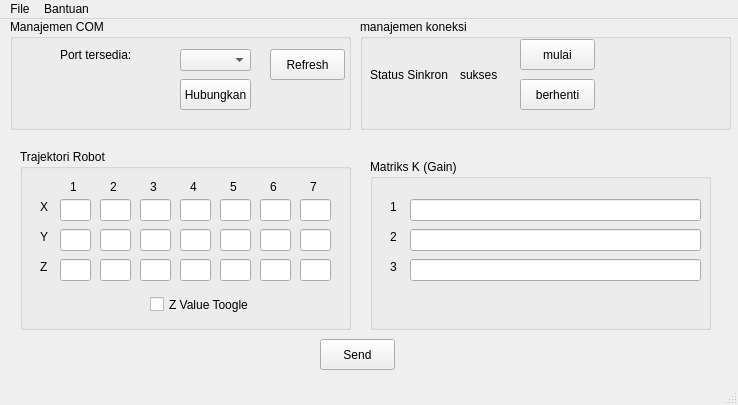
Before: the Qt Designer form main-window-revised.ui in maplezs/EWS_3_4a, drawn with Qt 5.
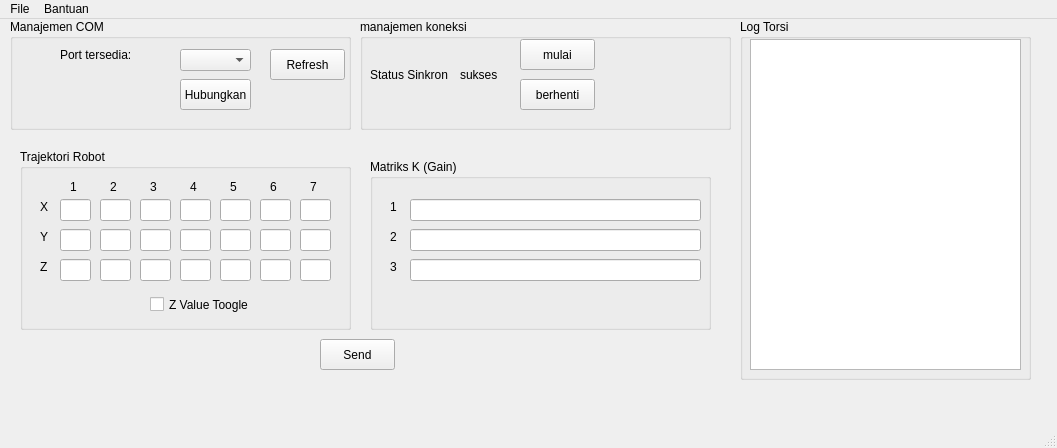
After: the same form once the commit is applied.

What changed in the file:
```diff
--- a/main-window-revised.ui
+++ b/main-window-revised.ui
@@ -6,8 +6,8 @@
    <rect>
     <x>0</x>
     <y>0</y>
-    <width>738</width>
-    <height>405</height>
+    <width>1057</width>
+    <height>448</height>
    </rect>
   </property>
   <property name="windowTitle">
@@ -612,13 +612,36 @@
      </property>
     </widget>
    </widget>
+   <widget class="QGroupBox" name="groupBox_7">
+    <property name="geometry">
+     <rect>
+      <x>740</x>
+      <y>0</y>
+      <width>291</width>
+      <height>361</height>
+     </rect>
+    </property>
+    <property name="title">
+     <string>Log Torsi</string>
+    </property>
+    <widget class="QPlainTextEdit" name="plainTextEdit">
+     <property name="geometry">
+      <rect>
+       <x>10</x>
+       <y>20</y>
+       <width>271</width>
+       <height>331</height>
+      </rect>
+     </property>
+    </widget>
+   </widget>
   </widget>
   <widget class="QMenuBar" name="menubar">
    <property name="geometry">
     <rect>
      <x>0</x>
      <y>0</y>
-     <width>738</width>
+     <width>1057</width>
      <height>22</height>
     </rect>
    </property>
```
